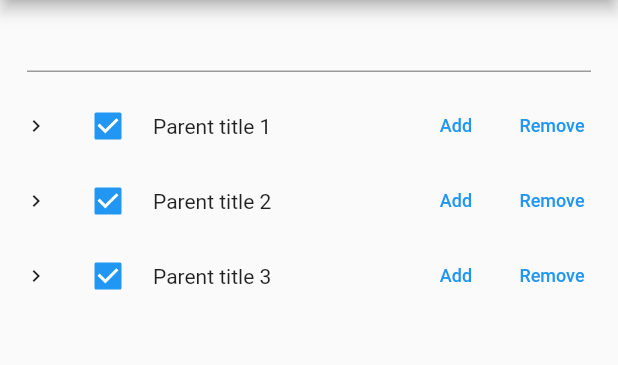
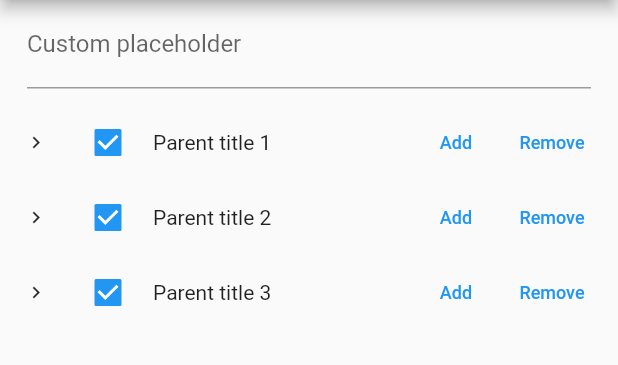
Before and after one commit to xrr2016/flutter-tree, a Flutter app: the screen it shows after launch, on a phone screen of 412 x 824 dp, the part 84-449 px from its top. Run offline on Flutter 3.47's test engine with Material 2 defaults, Android fonts, the light colour scheme and no system bars.

Commit message:
feat: add filter custom placeholder and dynamic icon visibility

```diff
--- a/example/lib/main.dart
+++ b/example/lib/main.dart
@@ -43,6 +43,7 @@ class MyApp extends StatelessWidget {
           showActions: true,
           showCheckBox: true,
           showFilter: true,
+          filterPlaceholder: "Custom placeholder",
           append: (parent) {
             print(parent.extra);
             return TreeNodeData(
--- a/lib/src/tree_node.dart
+++ b/lib/src/tree_node.dart
@@ -54,7 +54,7 @@ class TreeNode extends StatefulWidget {
 
 class _TreeNodeState extends State<TreeNode>
     with SingleTickerProviderStateMixin {
-  bool _isExpaned = false;
+  bool _isExpanded = false;
   bool _isChecked = false;
   bool _showLoading = false;
   Color _bgColor = Colors.transparent;
@@ -88,7 +88,7 @@ class _TreeNodeState extends State<TreeNode>
   @override
   initState() {
     super.initState();
-    _isExpaned = widget.data.expaned;
+    _isExpanded = widget.data.expaned;
     _isChecked = widget.data.checked;
     _rotationController = AnimationController(
       duration: const Duration(milliseconds: 300),
@@ -100,13 +100,15 @@ class _TreeNodeState extends State<TreeNode>
           widget.onCollapse(widget.data);
         }
       });
-    if (_isExpaned) {
+    if (_isExpanded) {
       _rotationController.forward();
     }
   }
 
   @override
   Widget build(BuildContext context) {
+    bool hasData = widget.data.children.isNotEmpty || (widget.lazy && !_isExpanded);
+
     return Column(
       crossAxisAlignment: CrossAxisAlignment.start,
       children: <Widget>[
@@ -130,8 +132,8 @@ class _TreeNodeState extends State<TreeNode>
                 RotationTransition(
                   child: IconButton(
                     iconSize: 16,
-                    icon: widget.icon,
-                    onPressed: () {
+                    icon: hasData ? widget.icon : Container(),
+                    onPressed: hasData ? () {
                       widget.onTap(widget.data);
 
                       if (widget.lazy && widget.data.children.isEmpty) {
@@ -140,7 +142,7 @@ class _TreeNodeState extends State<TreeNode>
                         });
                         widget.load(widget.data).then((value) {
                           if (value) {
-                            _isExpaned = true;
+                            _isExpanded = true;
                             _rotationController.forward();
                             widget.onLoad(widget.data);
                           }
@@ -148,15 +150,15 @@ class _TreeNodeState extends State<TreeNode>
                           setState(() {});
                         });
                       } else {
-                        _isExpaned = !_isExpaned;
-                        if (_isExpaned) {
+                        _isExpanded = !_isExpanded;
+                        if (_isExpanded) {
                           _rotationController.forward();
                         } else {
                           _rotationController.reverse();
                         }
                         setState(() {});
                       }
-                    },
+                    } : null,
                   ),
                   turns: _turnsTween.animate(_rotationController),
                 ),
--- a/lib/src/tree_view.dart
+++ b/lib/src/tree_view.dart
@@ -10,6 +10,7 @@ class TreeView extends StatefulWidget {
   final Widget icon;
   final double offsetLeft;
   final bool showFilter;
+  final String filterPlaceholder;
   final bool showActions;
   final bool showCheckBox;
 
@@ -39,6 +40,7 @@ class TreeView extends StatefulWidget {
     this.lazy = false,
     this.offsetLeft = 24.0,
     this.showFilter = false,
+    this.filterPlaceholder = 'Search',
     this.showActions = false,
     this.showCheckBox = false,
     this.icon = const Icon(Icons.expand_more, size: 16.0),
@@ -131,7 +133,12 @@ class _TreeViewState extends State<TreeView> {
                 right: 18.0,
                 bottom: 12.0,
               ),
-              child: TextField(onChanged: _onChange),
+              child: TextField(
+                onChanged: _onChange,
+                 decoration: InputDecoration(
+                  labelText: widget.filterPlaceholder,
+                )
+              ),
             ),
           ...List.generate(
             _renderList.length,
```
